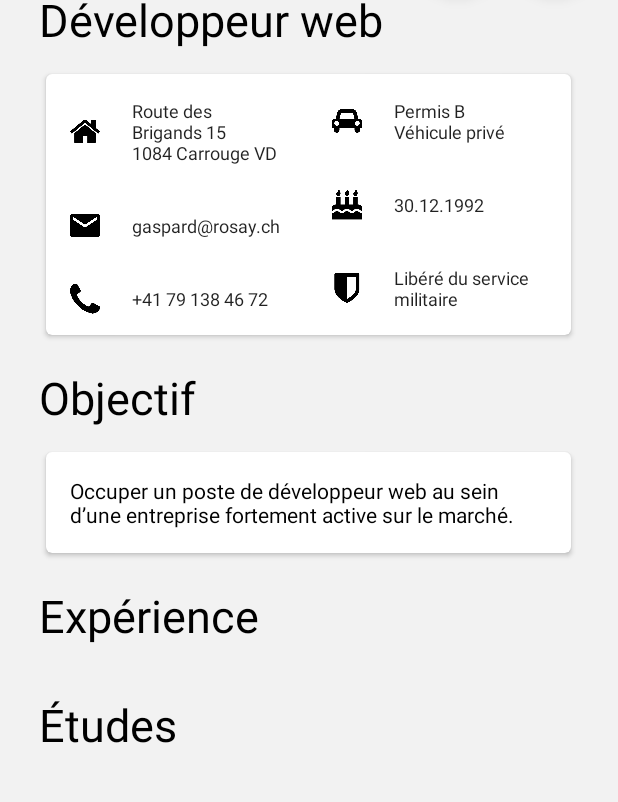
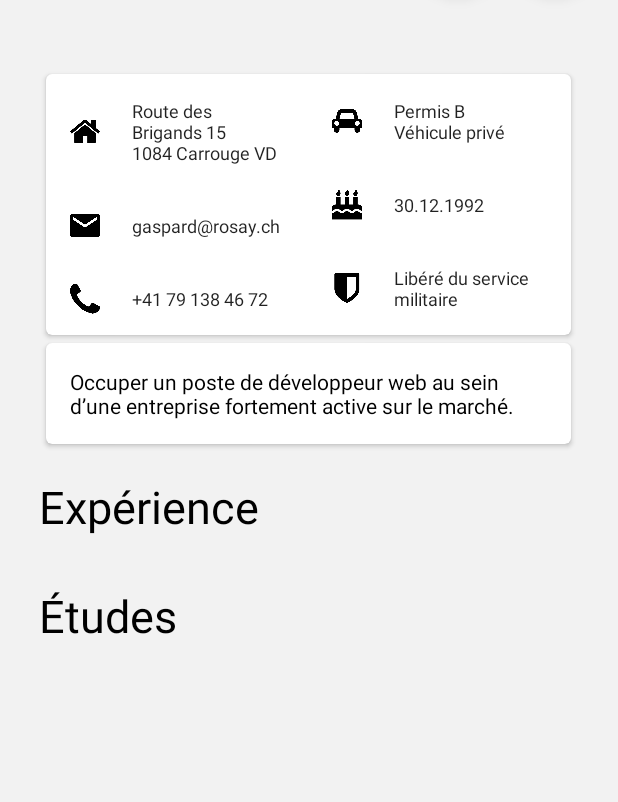
Before and after one commit to GRosay/AndroidCV-GaspardRosay, an Android app: the screen it shows after launch (MainActivity), on a phone screen of 412 x 824 dp, the part 320-1122 px from its top. Run offline under Robolectric (Android 15) with nearby library versions, the phone set to English and light mode, and no system bars; 4 statements that could not run were skipped.

Commit message:
Using last post title as default CV title. Removing "objective" part. Updating version.

```diff
--- a/app/build.gradle
+++ b/app/build.gradle
@@ -9,8 +9,8 @@ android {
         applicationId "ch.gaspard_rosay.rosaygaspard"
         minSdkVersion 22
         targetSdkVersion 23
-        versionCode 4
-        versionName "1.0.0"
+        versionCode 6
+        versionName "1.0.2"
     }
     buildTypes {
         release {
--- a/app/src/main/res/layout/content_main.xml
+++ b/app/src/main/res/layout/content_main.xml
@@ -187,14 +187,14 @@
         </android.support.v7.widget.CardView>
 
 
-        <TextView
+       <!-- <TextView
             android:id="@+id/ObjectiveTitle"
             style="@style/SubTitle"
             android:layout_width="wrap_content"
             android:layout_height="wrap_content"
             android:layout_margin="@dimen/text_margin"
             android:capitalize="characters"
-            android:text="@string/string_objectivetitle" />
+            android:text="@string/string_objectivetitle" />-->
 
         <android.support.v7.widget.CardView
             xmlns:card_view="http://schemas.android.com/apk/res-auto"
--- a/app/src/main/res/values/strings.xml
+++ b/app/src/main/res/values/strings.xml
@@ -1,7 +1,7 @@
 <resources>
     <string name="app_name">Rosay Gaspard</string>
 
-    <string name="global_title">Développeur web</string>
+    <string name="global_title"></string>
 
     <!-- Objectifs -->
     <string name="string_objectivetitle">Objectif</string>
```
Also changed, not shown: app/src/main/java/ch/gaspard_rosay/rosaygaspard/MainActivity.java (+17 -1 lines), 1 other file.
